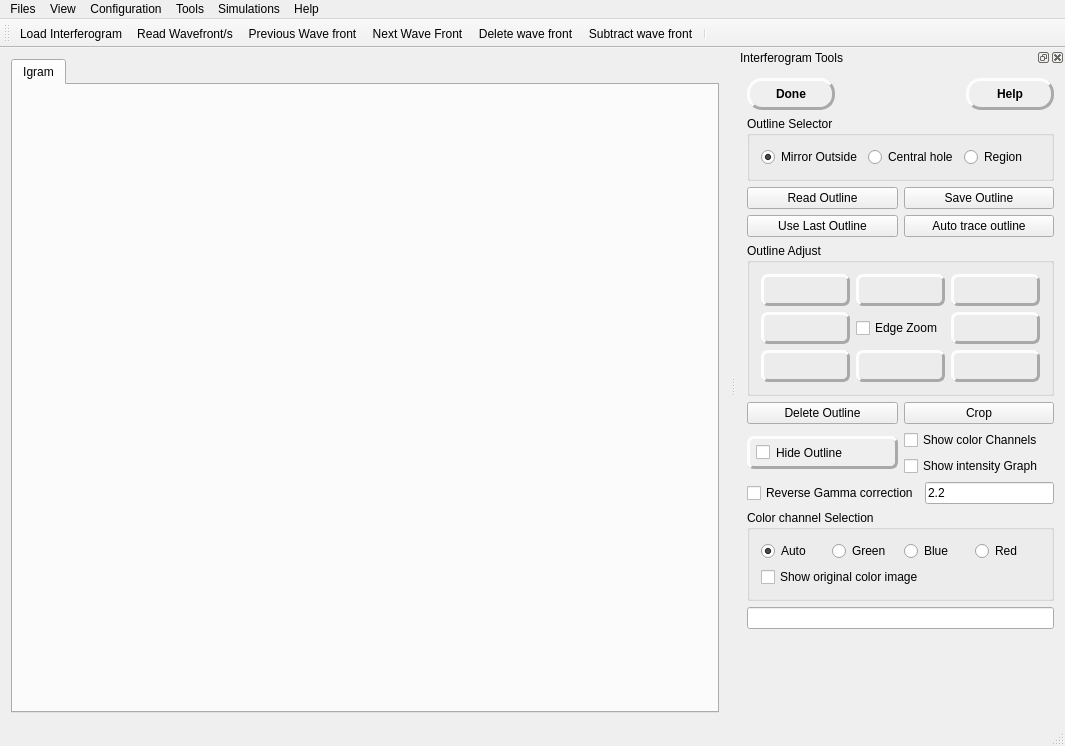
This is mainwindow.ui in githubdoe/DFTFringe as Qt 5 draws it before an edit. The edited form follows.
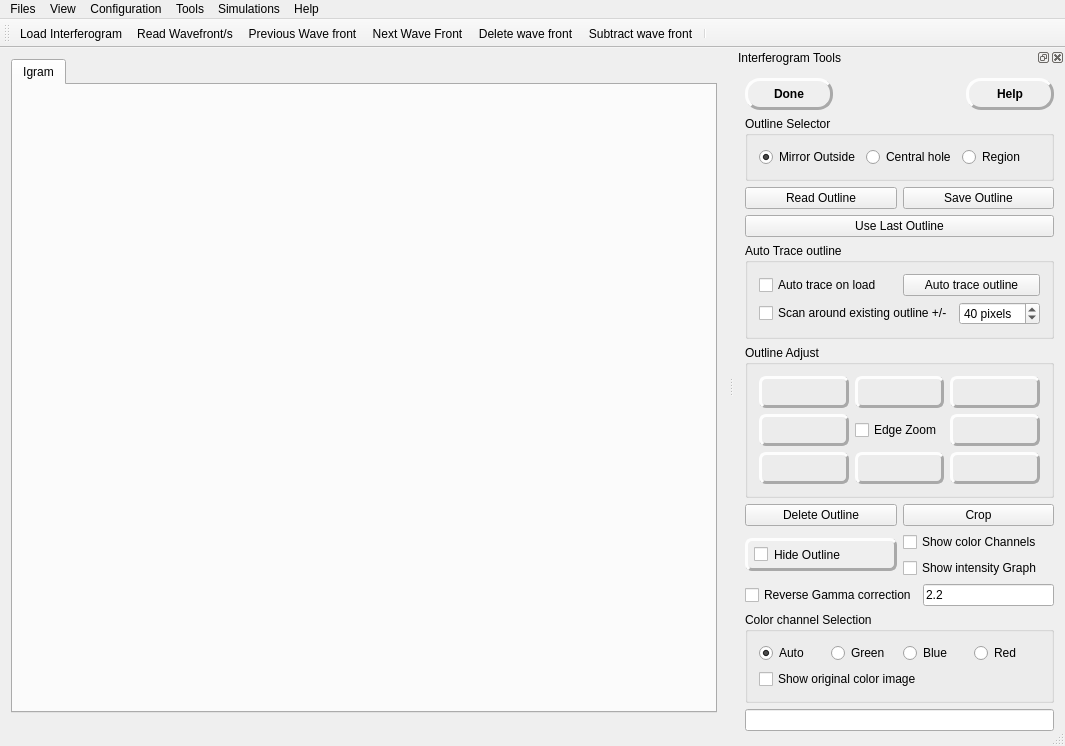
This is the edited form. Icons and pictures are not drawn.

```diff
--- a/mainwindow.ui
+++ b/mainwindow.ui
@@ -154,7 +154,7 @@
    <property name="minimumSize">
     <size>
      <width>329</width>
-     <height>609</height>
+     <height>730</height>
     </size>
    </property>
    <property name="whatsThis">
@@ -370,15 +370,75 @@
          </property>
         </widget>
        </item>
-       <item>
-        <widget class="QPushButton" name="autoOutline">
-         <property name="text">
-          <string>Auto trace outline</string>
-         </property>
-        </widget>
-       </item>
       </layout>
      </item>
+     <item>
+      <layout class="QHBoxLayout" name="horizontalLayout_9"/>
+     </item>
+     <item>
+      <widget class="QGroupBox" name="groupBox_4">
+       <property name="title">
+        <string>Auto Trace outline</string>
+       </property>
+       <layout class="QVBoxLayout" name="verticalLayout_4">
+        <item>
+         <layout class="QHBoxLayout" name="horizontalLayout_11">
+          <item>
+           <widget class="QCheckBox" name="autoTraceCB">
+            <property name="text">
+             <string>Auto trace on load</string>
+            </property>
+           </widget>
+          </item>
+          <item>
+           <widget class="QPushButton" name="autoOutline">
+            <property name="text">
+             <string>Auto trace outline</string>
+            </property>
+           </widget>
+          </item>
+         </layout>
+        </item>
+        <item>
+         <layout class="QHBoxLayout" name="horizontalLayout_10">
+          <item>
+           <widget class="QCheckBox" name="useExistingAsGuide">
+            <property name="text">
+             <string>Scan around existing outline +/-</string>
+            </property>
+           </widget>
+          </item>
+          <item>
+           <widget class="QSpinBox" name="scanMargin">
+            <property name="toolTip">
+             <string>&lt;html&gt;&lt;head/&gt;&lt;body&gt;&lt;p&gt;How many pixels to scan on either side of the existing outine to look for a better outline.&lt;/p&gt;&lt;p&gt;Used when existig outline is used and on the second phase (refine search.)&lt;/p&gt;&lt;/body&gt;&lt;/html&gt;</string>
+            </property>
+            <property name="suffix">
+             <string> pixels</string>
+            </property>
+            <property name="prefix">
+             <string/>
+            </property>
+            <property name="minimum">
+             <number>1</number>
+            </property>
+            <property name="maximum">
+             <number>100</number>
+            </property>
+            <property name="value">
+             <number>40</number>
+            </property>
+           </widget>
+          </item>
+         </layout>
+        </item>
+       </layout>
+       <zorder></zorder>
+       <zorder></zorder>
+       <zorder>autoOutline</zorder>
+       <zorder>autoTraceCB</zorder>
+      </widget>
+     </item>
      <item>
       <widget class="QGroupBox" name="groupBox_2">
        <property name="maximumSize">
```
Left out of the diff: 2 changed lines with no effect on the pictures.
